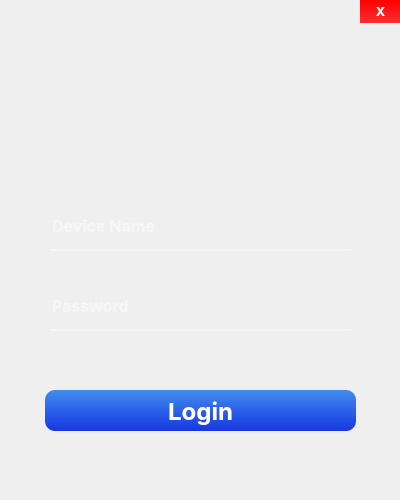
Before: the Qt Designer form UI/login.ui in Attafahqi/Screen-Tracker, drawn with Qt 5.
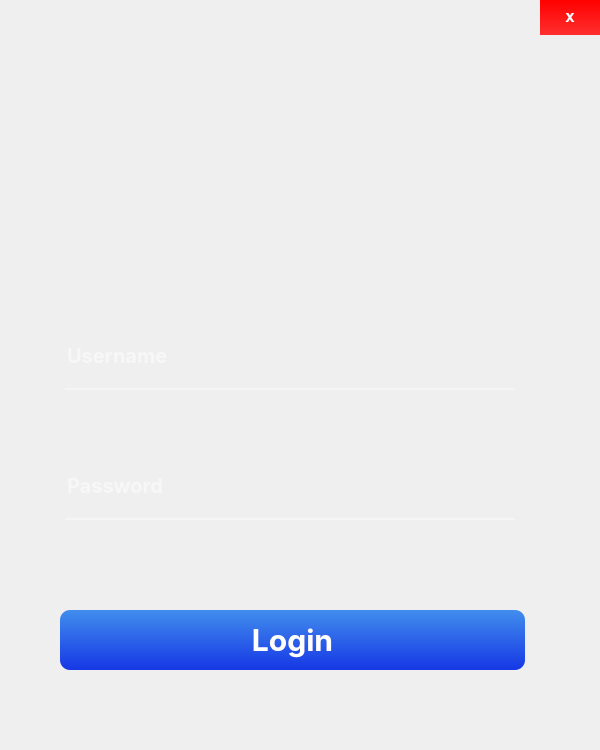
After: the same form once the commit is applied. Icons and pictures are not drawn.

Diff of the .ui file:
```diff
--- a/UI/login.ui
+++ b/UI/login.ui
@@ -6,8 +6,8 @@
    <rect>
     <x>0</x>
     <y>0</y>
-    <width>400</width>
-    <height>500</height>
+    <width>600</width>
+    <height>750</height>
    </rect>
   </property>
   <property name="windowTitle">
@@ -16,16 +16,16 @@
   <widget class="QLineEdit" name="Password">
    <property name="geometry">
     <rect>
-     <x>50</x>
-     <y>290</y>
-     <width>301</width>
-     <height>41</height>
+     <x>65</x>
+     <y>460</y>
+     <width>450</width>
+     <height>60</height>
     </rect>
    </property>
    <property name="font">
     <font>
      <family>SF Pro Display</family>
-     <pointsize>12</pointsize>
+     <pointsize>-1</pointsize>
      <weight>75</weight>
      <italic>false</italic>
      <bold>true</bold>
@@ -37,7 +37,10 @@
 color:rgb(255, 255, 255);
 border-bottom: 2px solid rgba(255, 255, 255, 100);
 padding-bottom:7px;
-</string>
+font-size: 20px;
+font-family: &quot;SF Pro Display&quot;; 
+	font-weight: bold; 
+    font-style: normal;</string>
    </property>
    <property name="text">
     <string/>
@@ -54,8 +57,8 @@
     <rect>
      <x>0</x>
      <y>0</y>
-     <width>400</width>
-     <height>500</height>
+     <width>600</width>
+     <height>750</height>
     </rect>
    </property>
    <property name="styleSheet">
@@ -69,16 +72,16 @@
   <widget class="QLineEdit" name="DeviceName">
    <property name="geometry">
     <rect>
-     <x>50</x>
-     <y>210</y>
-     <width>301</width>
-     <height>41</height>
+     <x>65</x>
+     <y>330</y>
+     <width>450</width>
+     <height>60</height>
     </rect>
    </property>
    <property name="font">
     <font>
      <family>SF Pro Display</family>
-     <pointsize>12</pointsize>
+     <pointsize>-1</pointsize>
      <weight>75</weight>
      <italic>false</italic>
      <bold>true</bold>
@@ -90,29 +93,34 @@
 color:rgb(255, 255, 255);
 border-bottom: 2px solid rgba(255, 255, 255, 100);
 padding-bottom:7px;
+font-size: 20px;
+font-family: &quot;SF Pro Display&quot;; 
+	font-weight: bold; 
+    font-style: normal;
 </string>
    </property>
    <property name="text">
     <string/>
    </property>
    <property name="placeholderText">
-    <string>Device Name</string>
+    <string>Username</string>
    </property>
   </widget>
   <widget class="QPushButton" name="Login">
    <property name="geometry">
     <rect>
-     <x>45</x>
-     <y>390</y>
-     <width>311</width>
-     <height>41</height>
+     <x>60</x>
+     <y>610</y>
+     <width>465</width>
+     <height>60</height>
     </rect>
    </property>
    <property name="font">
     <font>
      <family>SF Pro Display</family>
-     <pointsize>18</pointsize>
+     <pointsize>-1</pointsize>
      <weight>75</weight>
+     <italic>false</italic>
      <bold>true</bold>
     </font>
    </property>
@@ -124,6 +132,10 @@
     background-color: qlineargradient(spread:pad, x1:0, y1:0, x2:0, y2:1, stop:0 rgba(65, 141, 237, 255), stop:1 rgba(22, 55, 229, 255));
     color: white;
     border-radius: 10px;
+	font-size: 30px;
+font-family: &quot;SF Pro Display&quot;; 
+	font-weight: bold; 
+    font-style: normal;
 }
 
 
@@ -138,10 +150,10 @@
   <widget class="QPushButton" name="Exit">
    <property name="geometry">
     <rect>
-     <x>360</x>
+     <x>540</x>
      <y>0</y>
-     <width>41</width>
-     <height>23</height>
+     <width>60</width>
+     <height>35</height>
     </rect>
    </property>
    <property name="font">
```
